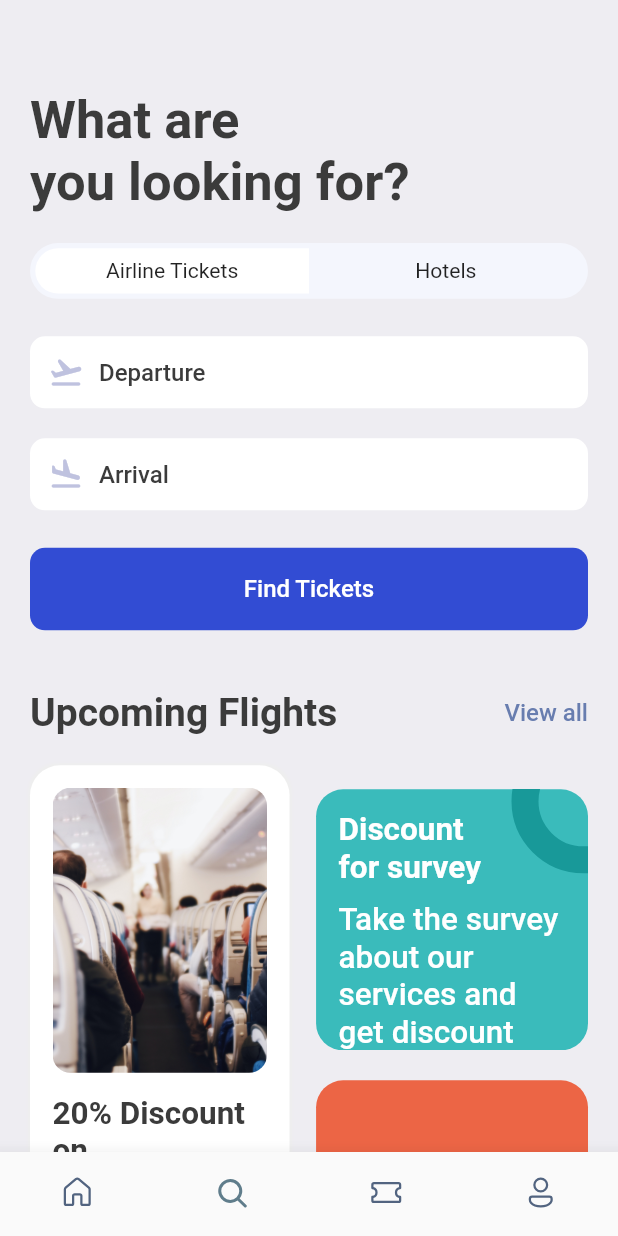
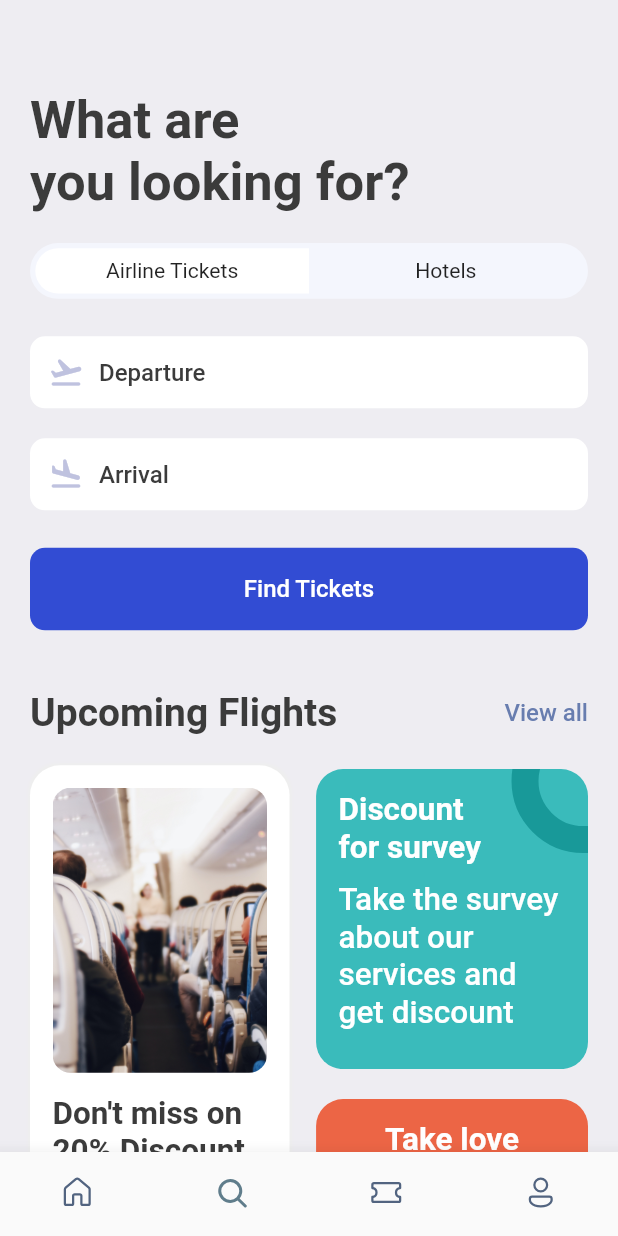
Before and after one commit to btrhf/ticket_bookings_ui, a Flutter app: the screen it shows after launch, item 2 of the bottom bar chosen, on a phone screen of 412 x 824 dp. Run offline on Flutter 3.47's test engine with Material 2 defaults, Android fonts, the phone set to English and light mode, and no system bars; our stand-ins replace fluentui_icons, gap, get.

Commit message:
22-20-2023

```diff
--- a/lib/screens/bottom_bar.dart
+++ b/lib/screens/bottom_bar.dart
@@ -2,6 +2,7 @@ import 'package:fluentui_icons/fluentui_icons.dart';
 import 'package:flutter/material.dart';
 import 'package:ticket_bookings/screens/home_screen.dart';
 import 'package:ticket_bookings/screens/search_screen.dart';
+import 'package:ticket_bookings/screens/ticket_screen.dart';
 
 class BottomBar extends StatefulWidget {
   const BottomBar({Key? key}) : super(key: key);
@@ -15,7 +16,7 @@ class _BottomBarState extends State<BottomBar> {
   static final List<Widget>_widgetOptions =<Widget>[
     const HomeScreen(),
     const SearchScreen(),
-    const Text("Tickets"),
+    const TicketScreen(),
     const Text("Profile")
   ];
 
--- a/lib/screens/search_screen.dart
+++ b/lib/screens/search_screen.dart
@@ -2,6 +2,7 @@ import 'package:flutter/material.dart';
 import 'package:gap/gap.dart';
 import 'package:ticket_bookings/utils/app_layout.dart';
 import 'package:ticket_bookings/widgets/icon_text_widget.dart';
+import 'package:ticket_bookings/widgets/tabs.dart';
 
 import '../utils/style.dart';
 import '../widgets/double_text_widget.dart';
@@ -20,43 +21,7 @@ class SearchScreen extends StatelessWidget {
           Gap(AppLayout.getHeight(40)),
           Text("What are\nyou looking for?", style: Styles.headlineStyle1.copyWith(fontSize: AppLayout.getWidth(35)),),
           Gap(AppLayout.getHeight(20)),
-          FittedBox(
-            child: Container(
-              padding: EdgeInsets.all(AppLayout.getHeight(3.5)),
-              child: Row(
-                children: [
-                  /*
-                Airline Tickets
-                 */
-                  Container(
-                    width: size.width*0.44,
-                    padding: EdgeInsets.symmetric(vertical: AppLayout.getHeight(7)),
-                    decoration: BoxDecoration(
-                        borderRadius: BorderRadius.horizontal(left: Radius.circular(AppLayout.getHeight(50))),
-                        color: Colors.white
-                    ),
-                    child: Center(child: Text("Airline Tickets")),
-                  ),
-                  /*
-                Hotels
-                 */
-                  Container(
-                    width: size.width*0.44,
-                    padding: EdgeInsets.symmetric(vertical: AppLayout.getHeight(7)),
-                    decoration: BoxDecoration(
-                        borderRadius: BorderRadius.horizontal(right: Radius.circular(AppLayout.getHeight(50))),
-                        color: Colors.transparent
-                    ),
-                    child: Center(child: Text("Hotels")),
-                  ),
-                ],
-              ),
-              decoration: BoxDecoration(
-                  borderRadius: BorderRadius.circular(AppLayout.getHeight(50)),
-                  color: const Color(0xFFF4F6FD)
-              ),
-            ),
-          ),
+          const AppTabs(firstTab: "Airline Tickets", secondTab: "Hotels"),
           Gap(AppLayout.getHeight(25)),
           const AppIconText(icon: Icons.flight_takeoff_rounded, text: "Departure"),
           Gap(AppLayout.getHeight(20)),
@@ -65,7 +30,7 @@ class SearchScreen extends StatelessWidget {
           Container(
             padding: EdgeInsets.symmetric(vertical: AppLayout.getHeight(18), horizontal: AppLayout.getWidth(15)),
             decoration: BoxDecoration(
-                color: Color(0xD91130CE),
+                color: const Color(0xD91130CE),
                 borderRadius: BorderRadius.circular(AppLayout.getWidth(10))
             ),
             child: Center(
@@ -100,14 +65,14 @@ class SearchScreen extends StatelessWidget {
                       height: AppLayout.getHeight(190),
                       decoration: BoxDecoration(
                         borderRadius: BorderRadius.circular(AppLayout.getHeight(12)),
-                        image: DecorationImage(
+                        image: const DecorationImage(
                           fit: BoxFit.cover,
                           image: AssetImage("assets/images/sit.jpg")
                         )
                       ),
                     ),
                     Gap(AppLayout.getHeight(15)),
-                    Text("20% Discount on international flights", style: Styles.headlineStyle2,)
+                    Text("Don't miss on 20% Discount on early bookings of international flights Hurry up!!", style: Styles.headlineStyle2,)
                   ],
                 ),
               ),
@@ -117,9 +82,9 @@ class SearchScreen extends StatelessWidget {
                     children: [
                       Container(
                         width: size.width*0.44,
-                        height: AppLayout.getHeight(174),
+                        height: AppLayout.getHeight(200),
                         decoration: BoxDecoration(
-                            color: Color(0xFF3ABBBB),
+                            color: const Color(0xFF3ABBBB),
                             borderRadius: BorderRadius.circular(AppLayout.getHeight(18))
                         ),
                         padding: EdgeInsets.symmetric(vertical: AppLayout.getHeight(15), horizontal: AppLayout.getWidth(15)),
@@ -139,7 +104,7 @@ class SearchScreen extends StatelessWidget {
                         padding: EdgeInsets.all(AppLayout.getHeight(30)),
                         decoration: BoxDecoration(
                             shape: BoxShape.circle,
-                            border: Border.all(width: 18, color: Color(0xFF189999)),
+                            border: Border.all(width: 18, color: const Color(0xFF189999)),
                             color: Colors.transparent
                         ),
                       )),
@@ -149,11 +114,35 @@ class SearchScreen extends StatelessWidget {
                   Gap(AppLayout.getHeight(20)),
                   Container(
                     width: size.width*0.44,
-                    height:  AppLayout.getHeight(174),
+                    height:  AppLayout.getHeight(175),
                     padding: EdgeInsets.symmetric(vertical: AppLayout.getHeight(15), horizontal: AppLayout.getWidth(15)),
                     decoration: BoxDecoration(
                       borderRadius: BorderRadius.circular(AppLayout.getHeight(18)),
                       color: const Color(0xFFEC6545),
+                    ),
+                    child: Column(
+                      children: [
+                        Text("Take love", style: Styles.headlineStyle2.copyWith(color: Colors.white, fontWeight: FontWeight.bold), textAlign: TextAlign.center,),
+                        Gap(AppLayout.getHeight(5)),
+                        RichText(
+                          text: const TextSpan(
+                            children: [
+                              TextSpan(
+                                text: '😘',
+                                style: TextStyle(fontSize: 38)
+                              ),
+                              TextSpan(
+                                  text: '😍',
+                                  style: TextStyle(fontSize: 38)
+                              ),
+                              TextSpan(
+                                  text: '😘',
+                                  style: TextStyle(fontSize: 38)
+                              )
+                            ]
+                          ),
+                        )
+                      ],
                     ),
                   )
                 ],
--- /dev/null
+++ b/lib/widgets/tabs.dart
@@ -0,0 +1,51 @@
+import 'package:flutter/material.dart';
+
+import '../utils/app_layout.dart';
+
+class AppTabs extends StatelessWidget {
+  final String firstTab;
+  final String secondTab;
+  const AppTabs({Key? key, required this.firstTab, required this.secondTab}) : super(key: key);
+
+  @override
+  Widget build(BuildContext context) {
+    final size = AppLayout.getSize(context);
+    return FittedBox(
+      child: Container(
+        padding: EdgeInsets.all(AppLayout.getHeight(3.5)),
+        decoration: BoxDecoration(
+            borderRadius: BorderRadius.circular(AppLayout.getHeight(50)),
+            color: const Color(0xFFF4F6FD)
+        ),
+        child: Row(
+          children: [
+            /*
+              Airline Tickets
+              */
+            Container(
+              width: size.width*0.44,
+              padding: EdgeInsets.symmetric(vertical: AppLayout.getHeight(7)),
+              decoration: BoxDecoration(
+                  borderRadius: BorderRadius.horizontal(left: Radius.circular(AppLayout.getHeight(50))),
+                  color: Colors.white
+              ),
+              child: Center(child: Text(firstTab)),
+            ),
+            /*
+              Hotels
+              */
+            Container(
+              width: size.width*0.44,
+              padding: EdgeInsets.symmetric(vertical: AppLayout.getHeight(7)),
+              decoration: BoxDecoration(
+                  borderRadius: BorderRadius.horizontal(right: Radius.circular(AppLayout.getHeight(50))),
+                  color: Colors.transparent
+              ),
+              child: Center(child: Text(secondTab)),
+            ),
+          ],
+        ),
+      ),
+    );
+  }
+}
```
Also changed, not shown: lib/screens/ticket_screen.dart (added, +36 -0 lines), lib/screens/ticket_view.dart (+7 -3 lines).
